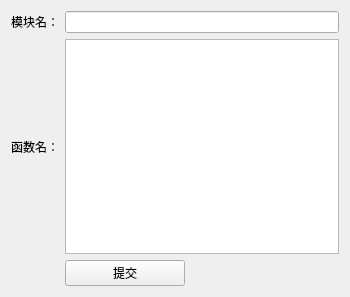
Above: ui/natives.ui from dqzg12300/fridaUiTools before the change. Below: the same form after it.
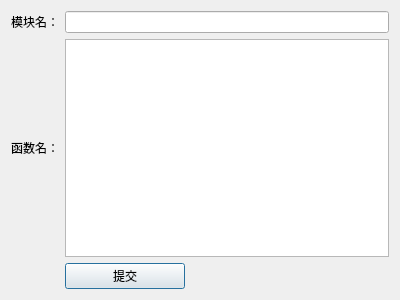
That is the form after the change.

```diff
--- a/ui/natives.ui
+++ b/ui/natives.ui
@@ -1,13 +1,13 @@
 <?xml version="1.0" encoding="UTF-8"?>
 <ui version="4.0">
- <class>NativesForm</class>
- <widget class="QWidget" name="NativesForm">
+ <class>Dialog</class>
+ <widget class="QDialog" name="Dialog">
   <property name="geometry">
    <rect>
     <x>0</x>
     <y>0</y>
-    <width>350</width>
-    <height>297</height>
+    <width>400</width>
+    <height>300</height>
    </rect>
   </property>
   <property name="windowTitle">
@@ -21,7 +21,10 @@
      </property>
     </widget>
    </item>
-   <item row="3" column="1">
+   <item row="1" column="1">
+    <widget class="QPlainTextEdit" name="txtMethods"/>
+   </item>
+   <item row="2" column="1">
     <widget class="QPushButton" name="btnSubmit">
      <property name="maximumSize">
       <size>
```
Left out of the diff: 23 changed lines with no effect on the pictures.
